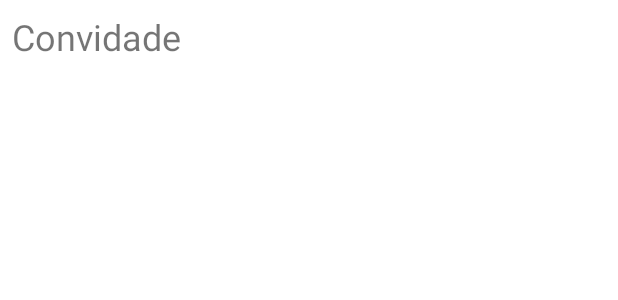
After one commit to jotape-exe/guests-management-android-app, an Android app: the layout row_guest.xml on its own in the app's theme, with its tools: preview values and no code run, on a phone screen of 412 x 824 dp. The commit adds this screen. Shown: the top 300 px of the screen. Run offline under Robolectric (Android 15) with nearby library versions, the phone set to English and light mode, and no system bars; Roboto replaces fonts that are not available here.

Commit message:
Adapter and ViewHolder

```diff
--- /dev/null
+++ b/app/src/main/res/layout/row_guest.xml
@@ -0,0 +1,17 @@
+<?xml version="1.0" encoding="utf-8"?>
+<androidx.constraintlayout.widget.ConstraintLayout xmlns:android="http://schemas.android.com/apk/res/android"
+    xmlns:app="http://schemas.android.com/apk/res-auto"
+    android:layout_width="wrap_content"
+    android:padding="8dp"
+    android:layout_height="wrap_content">
+
+    <TextView
+        android:id="@+id/text_name"
+        android:layout_width="wrap_content"
+        android:layout_height="wrap_content"
+        android:text="Convidade"
+        android:textSize="24sp"
+        app:layout_constraintStart_toStartOf="parent"
+        app:layout_constraintTop_toTopOf="parent" />
+
+</androidx.constraintlayout.widget.ConstraintLayout>
```
Also changed, not shown: app/src/main/java/com/company/convidades/view/AllGuestsFragment.kt (+10 -3 lines), app/src/main/java/com/company/convidades/view/adapter/GuestsAdapter.kt (added, +29 -0 lines), app/src/main/java/com/company/convidades/view/viewholder/GuestViewHolder.kt (added, +16 -0 lines), app/src/main/res/layout/fragment_all_guests.xml (+10 -0 lines).
